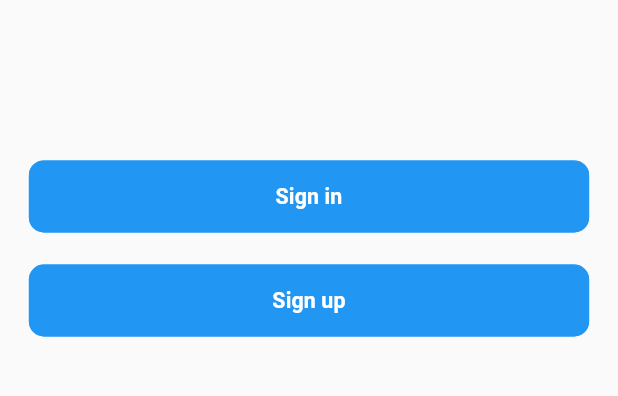
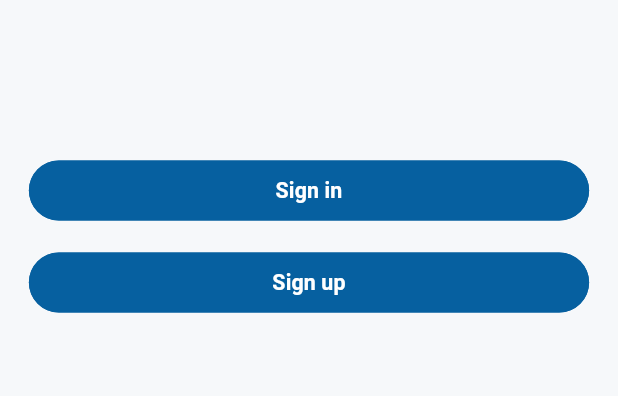
Before and after one commit to mehdisparktech/the_entrapreneu, a Flutter app: the screen it shows after launch, on a phone screen of 412 x 824 dp, the part 377-773 px from its top. Run offline on Flutter 3.47's test engine with Material 3 defaults, Android fonts, the light colour scheme and no system bars; our stand-ins replace cached_network_image, dio, flutter_dotenv, flutter_html, flutter_local_notifications, flutter_screenutil and 10 more; network calls fail.

Commit message:
add all color

```diff
--- a/lib/component/button/common_button.dart
+++ b/lib/component/button/common_button.dart
@@ -24,9 +24,9 @@ class CommonButton extends StatefulWidget {
     this.titleColor = AppColors.white,
     this.buttonColor = AppColors.primaryColor,
     this.titleSize = 16,
-    this.buttonRadius = 10,
-    this.titleWeight = FontWeight.w700,
-    this.buttonHeight = 48,
+    this.buttonRadius = 100,
+    this.titleWeight = FontWeight.w600,
+    this.buttonHeight = 40,
     this.borderWidth = 1,
     this.isLoading = false,
     this.buttonWidth = double.infinity,
--- a/lib/utils/constants/app_colors.dart
+++ b/lib/utils/constants/app_colors.dart
@@ -2,9 +2,9 @@
 import 'package:flutter/material.dart';
 
 class AppColors {
-  static const Color primaryColor = Colors.blue;
+  static const Color primaryColor = Color(0xff0660A0);
   static const Color secondary = Color(0xff454545);
-  static const Color background = Color(0xFFFAFAFA);
+  static const Color background = Color(0xFFF6F8FA);
 
   static const Color transparent = Colors.transparent;
   static const Color white = Colors.white;
@@ -14,4 +14,7 @@ class AppColors {
   static const Color textFiledColor = Color(0xFF979797);
   static const blueLight = Color(0xffe8e8f5);
 
+
+
+
 }
```
Also changed, not shown: pubspec.lock, 2 other files.
